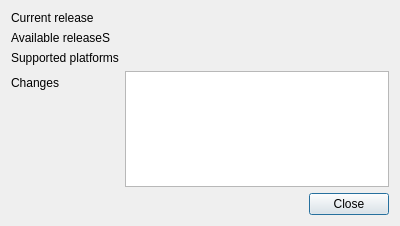
This is src/gui/formupdate.ui in martinrotter/rssguard as Qt 5 draws it before an edit. The edited form follows.
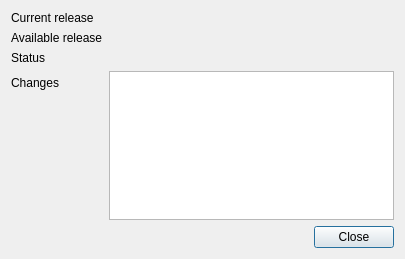
This is the edited form. Custom widgets are drawn as their Qt base class.

Diff of the .ui file:
```diff
--- a/src/gui/formupdate.ui
+++ b/src/gui/formupdate.ui
@@ -6,8 +6,8 @@
    <rect>
     <x>0</x>
     <y>0</y>
-    <width>400</width>
-    <height>226</height>
+    <width>405</width>
+    <height>259</height>
    </rect>
   </property>
   <property name="windowTitle">
@@ -36,13 +36,10 @@
      <item row="1" column="0">
       <widget class="QLabel" name="label_3">
        <property name="text">
-        <string>Available releaseS</string>
+        <string>Available release</string>
        </property>
       </widget>
      </item>
-     <item row="1" column="1">
-      <widget class="ComboBoxWithStatus" name="m_cmbAvailableRelease" native="true"/>
-     </item>
      <item row="3" column="0">
       <widget class="QLabel" name="label_4">
        <property name="text">
@@ -52,6 +49,15 @@
      </item>
      <item row="3" column="1">
       <widget class="QTextEdit" name="m_txtChanges">
+       <property name="tabChangesFocus">
+        <bool>true</bool>
+       </property>
+       <property name="undoRedoEnabled">
+        <bool>false</bool>
+       </property>
+       <property name="lineWrapMode">
+        <enum>QTextEdit::NoWrap</enum>
+       </property>
        <property name="readOnly">
         <bool>true</bool>
        </property>
@@ -67,17 +73,24 @@
        </property>
       </widget>
      </item>
+     <item row="1" column="1">
+      <widget class="QLabel" name="m_lblAvailableRelease">
+       <property name="text">
+        <string/>
+       </property>
+      </widget>
+     </item>
      <item row="2" column="0">
       <widget class="QLabel" name="label_2">
        <property name="text">
-        <string>Supported platforms</string>
+        <string>Status</string>
        </property>
       </widget>
      </item>
      <item row="2" column="1">
-      <widget class="QLabel" name="m_lblPlatforms">
-       <property name="text">
-        <string/>
+      <widget class="LabelWithStatus" name="m_lblStatus" native="true">
+       <property name="layoutDirection">
+        <enum>Qt::RightToLeft</enum>
        </property>
       </widget>
      </item>
@@ -97,9 +110,9 @@
  </widget>
  <customwidgets>
   <customwidget>
-   <class>ComboBoxWithStatus</class>
+   <class>LabelWithStatus</class>
    <extends>QWidget</extends>
-   <header>comboboxwithstatus.h</header>
+   <header>labelwithstatus.h</header>
    <container>1</container>
   </customwidget>
  </customwidgets>
```
